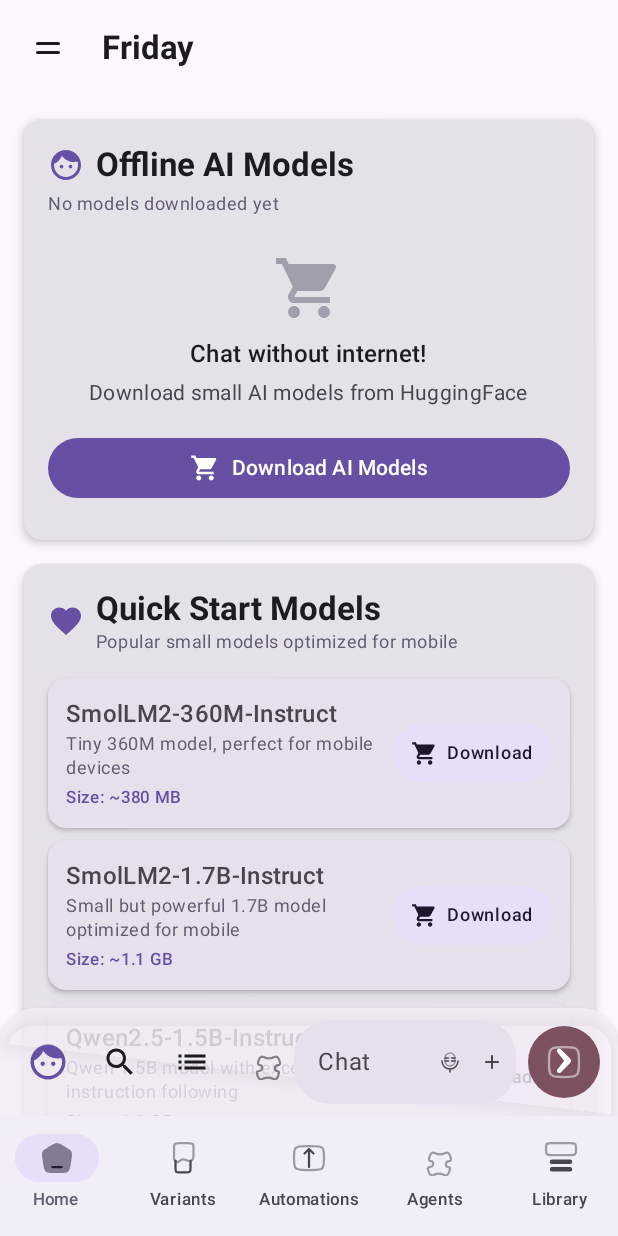
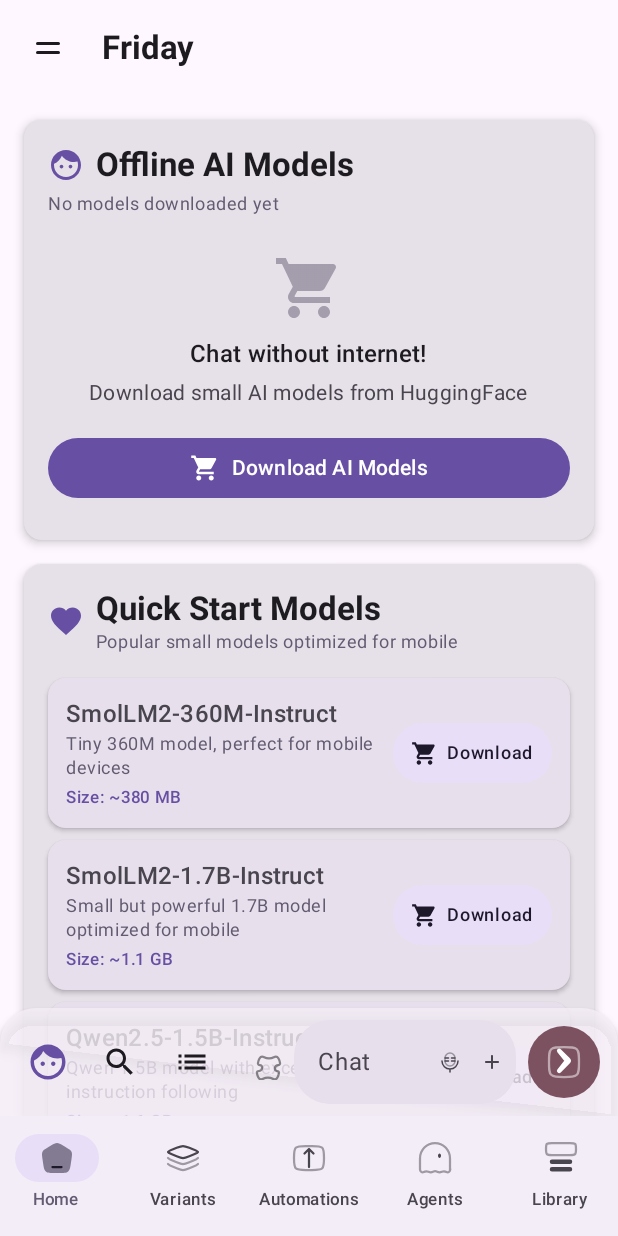
Before and after one commit to najmus-sakib-hossain/gpt-mobile, an Android app built with Jetpack Compose: the screen it shows after launch (MainActivity), on a phone screen of 412 x 824 dp. Run offline under Robolectric (Android 15) with nearby library versions, the phone set to English and light mode, and no system bars; our stand-ins replace Dagger/Hilt's generated code, Room's generated code; libraries missing offline, so code that uses them is left out: com.aallam.openai, com.google.ai.client; pictures from the network do not load.

Commit message:
feat: Update BottomNavigationBar icons and add new SVG resources for Layers and Ghost

```diff
--- a/app/src/main/kotlin/dev/chungjungsoo/gptmobile/presentation/common/BottomNavigationBar.kt
+++ b/app/src/main/kotlin/dev/chungjungsoo/gptmobile/presentation/common/BottomNavigationBar.kt
@@ -55,8 +55,8 @@ fun BottomNavigationBar(navController: NavHostController) {
                     ),
                     BottomNavItem(
                             title = stringResource(R.string.variants),
-                            selectedIcon = SolarIcons.CupStarBold,
-                            unselectedIcon = SolarIcons.CupStarLine,
+                            selectedIcon = SolarIcons.LayersMinimalisticBold,
+                            unselectedIcon = SolarIcons.LayersMinimalisticLine,
                             route = Route.VARIANTS
                     ),
                     BottomNavItem(
@@ -67,8 +67,8 @@ fun BottomNavigationBar(navController: NavHostController) {
                     ),
                     BottomNavItem(
                             title = stringResource(R.string.agents),
-                            selectedIcon = SolarIcons.UserBold,
-                            unselectedIcon = SolarIcons.UserLine,
+                            selectedIcon = SolarIcons.GhostBold,
+                            unselectedIcon = SolarIcons.GhostLine,
                             route = Route.AGENTS
                     ),
                     BottomNavItem(
--- a/app/src/main/kotlin/dev/chungjungsoo/gptmobile/presentation/icons/SolarIcons.kt
+++ b/app/src/main/kotlin/dev/chungjungsoo/gptmobile/presentation/icons/SolarIcons.kt
@@ -94,4 +94,12 @@ object SolarIcons {
     // Arrow Down Icons
     val ArrowDownLine: Int @Composable get() = R.drawable.ic_arrow_down_line
     val ArrowDownBold: Int @Composable get() = R.drawable.ic_arrow_down_bold
+
+    // Layers Minimalistic Icons
+    val LayersMinimalisticLine: Int @Composable get() = R.drawable.ic_layers_minimalistic_line
+    val LayersMinimalisticBold: Int @Composable get() = R.drawable.ic_layers_minimalistic_bold
+
+    // Ghost Icons
+    val GhostLine: Int @Composable get() = R.drawable.ic_ghost_line
+    val GhostBold: Int @Composable get() = R.drawable.ic_ghost_bold
 }
--- /dev/null
+++ b/app/src/main/res/drawable/ic_ghost_bold.xml
@@ -0,0 +1,16 @@
+<vector xmlns:android="http://schemas.android.com/apk/res/android"
+    android:width="24dp"
+    android:height="24dp"
+    android:viewportWidth="24"
+    android:viewportHeight="24">
+    <path
+        android:pathData="M16,10.5C16,11.328 15.552,12 15,12C14.448,12 14,11.328 14,10.5C14,9.672 14.448,9 15,9C15.552,9 16,9.672 16,10.5Z"
+        android:fillColor="@android:color/black"/>
+    <ellipse
+        android:pathData="M 9 10.5 m -1 0 a 1 1.5 0 1 1 2 0 a 1 1.5 0 1 1 -2 0"
+        android:fillColor="@android:color/black"/>
+    <path
+        android:pathData="M22,19.723V12.301C22,6.61 17.523,2 12,2C6.477,2 2,6.612 2,12.3V19.723C2,21.045 3.351,21.905 4.5,21.314C5.468,20.819 6.61,20.77 7.611,21.186C8.611,21.602 9.708,21.602 10.708,21.186L11.061,21.044C11.707,20.768 12.454,20.768 13.1,21.044L13.453,21.186C14.453,21.602 15.55,21.602 16.55,21.186C17.55,20.77 18.692,20.819 19.661,21.314C20.81,21.905 22.161,21.045 22.161,19.723H22Z"
+        android:fillColor="@android:color/black"
+        android:fillAlpha="0.5"/>
+</vector>
--- /dev/null
+++ b/app/src/main/res/drawable/ic_ghost_line.xml
@@ -0,0 +1,19 @@
+<vector xmlns:android="http://schemas.android.com/apk/res/android"
+    android:width="24dp"
+    android:height="24dp"
+    android:viewportWidth="24"
+    android:viewportHeight="24">
+    <path
+        android:pathData="M16,10.5C16,11.328 15.552,12 15,12C14.448,12 14,11.328 14,10.5C14,9.672 14.448,9 15,9C15.552,9 16,9.672 16,10.5Z"
+        android:fillColor="@android:color/black"/>
+    <ellipse
+        android:pathData="M 9 10.5 m -1 0 a 1 1.5 0 1 1 2 0 a 1 1.5 0 1 1 -2 0"
+        android:fillColor="@android:color/black"/>
+    <path
+        android:pathData="M22,19.723V12.301C22,6.61 17.523,2 12,2C6.477,2 2,6.612 2,12.3V19.723C2,21.045 3.351,21.905 4.5,21.314C5.468,20.819 6.61,20.77 7.611,21.186C8.611,21.602 9.708,21.602 10.708,21.186L11.061,21.044C11.707,20.768 12.454,20.768 13.1,21.044L13.453,21.186C14.453,21.602 15.55,21.602 16.55,21.186C17.55,20.77 18.692,20.819 19.661,21.314C20.81,21.905 22.161,21.045 22.161,19.723H22Z"
+        android:strokeWidth="1.5"
+        android:strokeColor="@android:color/black"
+        android:fillColor="@android:color/transparent"
+        android:strokeAlpha="0.5"
+        android:fillAlpha="0.5"/>
+</vector>
--- /dev/null
+++ b/app/src/main/res/drawable/ic_layers_minimalistic_bold.xml
@@ -0,0 +1,17 @@
+<vector xmlns:android="http://schemas.android.com/apk/res/android"
+    android:width="24dp"
+    android:height="24dp"
+    android:viewportWidth="24"
+    android:viewportHeight="24">
+    <path
+        android:pathData="M4.979,9.685C2.993,8.891 2,8.494 2,8C2,7.506 2.993,7.11 4.979,6.315L7.787,5.192C9.773,4.397 10.767,4 12,4C13.233,4 14.227,4.397 16.213,5.192L19.021,6.315C21.007,7.109 22,7.506 22,8C22,8.494 21.007,8.89 19.021,9.685L16.213,10.809C14.227,11.603 13.233,12 12,12C10.767,12 9.773,11.603 7.787,10.809L4.979,9.685Z"
+        android:fillColor="@android:color/black"/>
+    <path
+        android:pathData="M22,12C22,12 21.007,12.89 19.021,13.685L16.213,14.809C14.227,15.603 13.233,16 12,16C10.767,16 9.773,15.603 7.787,14.809L4.98,13.685C2.993,12.891 2,12 2,12M22,16C22,16 21.007,16.89 19.021,17.685L16.213,18.809C14.227,19.603 13.233,20 12,20C10.767,20 9.773,19.603 7.787,18.808L4.98,17.685C2.993,16.891 2,16 2,16"
+        android:strokeWidth="2"
+        android:strokeColor="@android:color/black"
+        android:fillColor="@android:color/transparent"
+        android:strokeLineCap="round"
+        android:strokeAlpha="0.5"
+        android:fillAlpha="0.5"/>
+</vector>
--- /dev/null
+++ b/app/src/main/res/drawable/ic_layers_minimalistic_line.xml
@@ -0,0 +1,19 @@
+<vector xmlns:android="http://schemas.android.com/apk/res/android"
+    android:width="24dp"
+    android:height="24dp"
+    android:viewportWidth="24"
+    android:viewportHeight="24">
+    <path
+        android:pathData="M4.979,9.685C2.993,8.891 2,8.494 2,8C2,7.506 2.993,7.11 4.979,6.315L7.787,5.192C9.773,4.397 10.767,4 12,4C13.233,4 14.227,4.397 16.213,5.192L19.021,6.315C21.007,7.109 22,7.506 22,8C22,8.494 21.007,8.89 19.021,9.685L16.213,10.809C14.227,11.603 13.233,12 12,12C10.767,12 9.773,11.603 7.787,10.809L4.979,9.685Z"
+        android:strokeWidth="1.5"
+        android:strokeColor="@android:color/black"
+        android:fillColor="@android:color/transparent"/>
+    <path
+        android:pathData="M22,12C22,12 21.007,12.89 19.021,13.685L16.213,14.809C14.227,15.603 13.233,16 12,16C10.767,16 9.773,15.603 7.787,14.809L4.98,13.685C2.993,12.891 2,12 2,12M22,16C22,16 21.007,16.89 19.021,17.685L16.213,18.809C14.227,19.603 13.233,20 12,20C10.767,20 9.773,19.603 7.787,18.808L4.98,17.685C2.993,16.891 2,16 2,16"
+        android:strokeWidth="1.5"
+        android:strokeColor="@android:color/black"
+        android:fillColor="@android:color/transparent"
+        android:strokeLineCap="round"
+        android:strokeAlpha="0.5"
+        android:fillAlpha="0.5"/>
+</vector>
```
Also changed, not shown: 2 other files.
